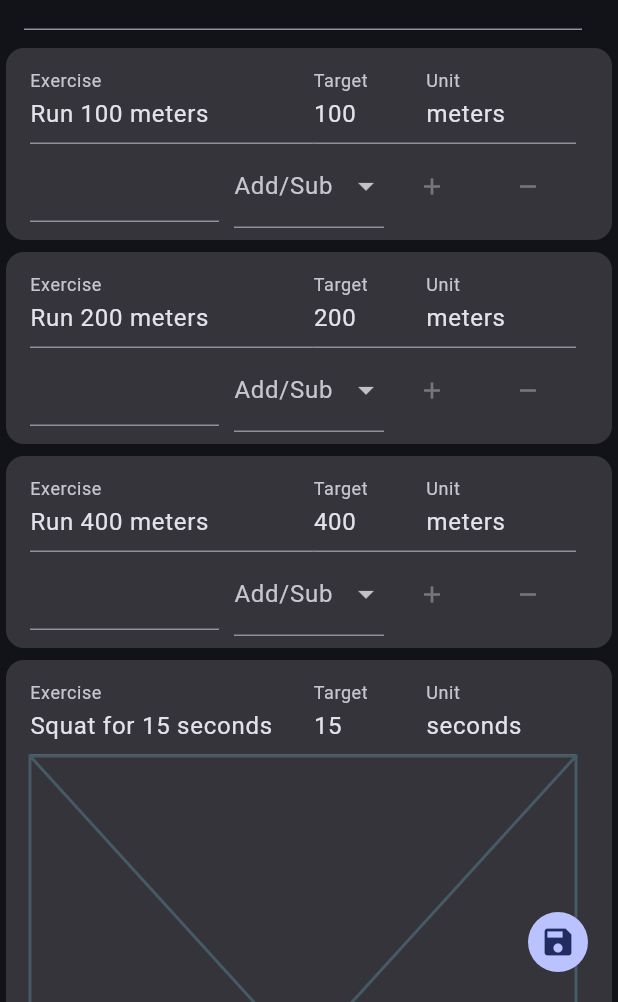
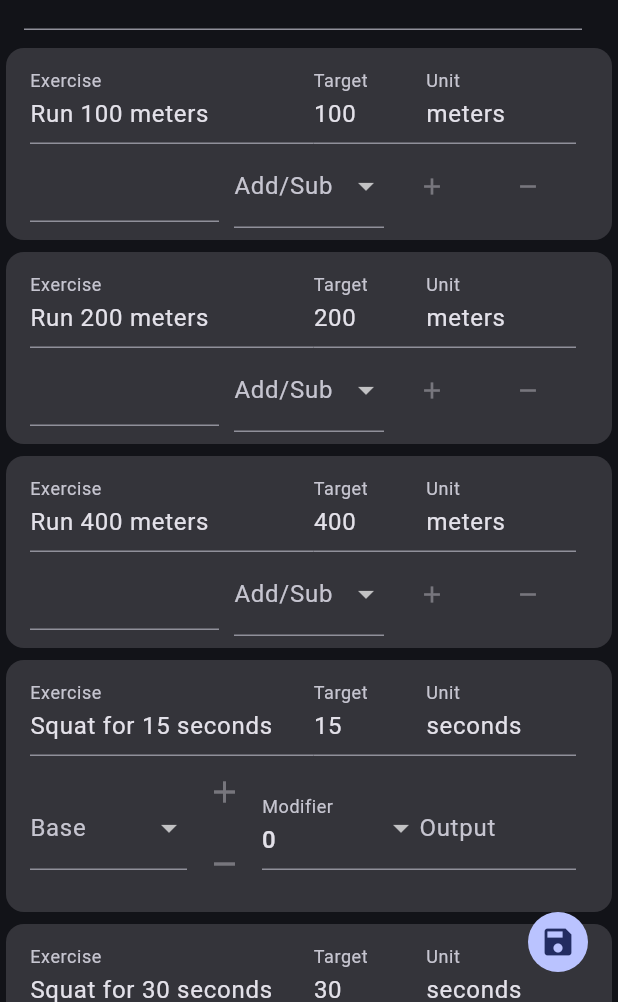
Before and after one commit to ngoantho/flutter-workout-app, a Flutter app: the screen it shows after launch, on a phone screen of 412 x 824 dp, the part 234-1236 px from its top. Run offline on Flutter 3.47's test engine with Material 3 defaults, Android fonts, the phone set to English and light mode, and no system bars; missing offline and left inert: date_only.

Commit message:
checkpoint: seconds input

```diff
--- /dev/null
+++ b/lib/pages/workout_recording/methods/base_plus_minus_method.dart
@@ -0,0 +1,95 @@
+import 'package:flutter/material.dart';
+import 'package:homework/classes/disabled_focus_node.dart';
+import 'package:homework/mixins/to_dropdown.dart';
+import 'package:homework/mixins/validate_output.dart';
+import 'package:homework/models/output.dart';
+
+class BasePlusMinusMethod extends StatefulWidget {
+  final TextEditingController controller;
+
+  const BasePlusMinusMethod(this.controller, {super.key});
+
+  @override
+  State<BasePlusMinusMethod> createState() => _BasePlusMinusMethodState();
+}
+
+class _BasePlusMinusMethodState extends State<BasePlusMinusMethod>
+    with DropdownMenuItemsMixin, ValidateOutputMixin {
+  final units = [0, 1, 5, 10, 15, 30, 45, 60];
+  int? selectedBase;
+  int selectedMod = 0;
+
+  @override
+  Widget build(BuildContext context) {
+    return Row(
+      children: [
+        Flexible(
+            child: DropdownButtonFormField(
+          items: toDropdownMenuItemList(units),
+          onChanged: (value) => setBaseOutput(value),
+          decoration: InputDecoration(labelText: 'Base'),
+        )),
+        SizedBox(
+          width: 50,
+          child: Column(
+            children: [
+              IconButton(
+                  onPressed: selectedBase != null
+                      ? () => modifyActualOutput(selectedMod)
+                      : null,
+                  icon: Icon(Icons.add)),
+              IconButton(
+                  onPressed:
+                      selectedBase != null && widget.controller.output > 0
+                          ? () => modifyActualOutput(-selectedMod)
+                          : null,
+                  icon: Icon(Icons.remove))
+            ],
+          ),
+        ),
+        Flexible(
+            child: DropdownButtonFormField(
+          items: toDropdownMenuItemList(units),
+          value: 0,
+          onChanged: (value) => setState(
+            () => selectedMod = value,
+          ),
+          decoration:
+              InputDecoration(labelText: 'Modifier'),
+        )),
+        Flexible(
+            child: TextFormField(
+          controller: widget.controller,
+          focusNode: DisabledFocusNode(),
+          decoration: InputDecoration(
+            labelText: 'Output',
+            suffixIcon: widget.controller.hasOutput
+                ? IconButton(onPressed: clearOutput, icon: Icon(Icons.clear))
+                : null,
+          ),
+          validator: validateOutput,
+        ))
+      ],
+    );
+  }
+
+  void setBaseOutput(int value) {
+    setState(() {
+      selectedBase = value;
+      widget.controller.clear(); // clear first
+      widget.controller.output = value;
+    });
+  }
+
+  void clearOutput() {
+    setBaseOutput(selectedBase!);
+  }
+
+  void modifyActualOutput(int value) {
+    Output currentOutput = widget.controller.text.toOutput();
+    setState(() {
+      currentOutput.value += value;
+      widget.controller.text = currentOutput.toString();
+    });
+  }
+}
--- a/lib/pages/workout_recording/methods/value_dropdown_method.dart
+++ b/lib/pages/workout_recording/methods/value_dropdown_method.dart
@@ -1,9 +1,8 @@
 import 'package:flutter/material.dart';
-import 'package:homework/classes/disabled_focus_node.dart';
 import 'package:homework/mixins/to_dropdown.dart';
 import 'package:homework/mixins/validate_output.dart';
 import 'package:homework/models/output.dart';
-import 'package:homework/widgets/sized_box/sized_box_with_height%20copy.dart';
+import 'package:homework/widgets/sized_box/sized_box_with_width.dart';
 
 class ValueDropdownMethod extends StatefulWidget {
   final TextEditingController controller;
@@ -41,13 +40,13 @@ class _ValueDropdownMethodState extends State<ValueDropdownMethod>
                 decoration: InputDecoration(labelText: 'Add/Sub'),
                 items: toDropdownMenuItemList([1, 10, 100]),
                 onChanged: (value) => dropdownOnChanged(value))),
-        IntrinsicWidth(
+        SizedBox(
             child: TextButton(
                 onPressed: selectedValue != null
                     ? () => modifyActualOutput(selectedValue!)
                     : null,
                 child: Icon(Icons.add))),
-        IntrinsicWidth(
+        SizedBox(
             child: TextButton(
                 onPressed: selectedValue != null && widget.controller.output > 0
                     ? () => modifyActualOutput(-selectedValue!)
--- a/lib/pages/workout_recording/methods/value_slider_method.dart
+++ /dev/null
@@ -1,17 +0,0 @@
-import 'package:flutter/material.dart';
-
-class ValueSliderMethod extends StatefulWidget {
-  final TextEditingController controller;
-
-  const ValueSliderMethod(this.controller, {super.key});
-
-  @override
-  State<ValueSliderMethod> createState() => _ValueSliderMethodState();
-}
-
-class _ValueSliderMethodState extends State<ValueSliderMethod> {
-  @override
-  Widget build(BuildContext context) {
-    return const Placeholder();
-  }
-}
--- a/lib/pages/workout_recording/workout_recording_card.dart
+++ b/lib/pages/workout_recording/workout_recording_card.dart
@@ -2,7 +2,7 @@ import 'package:flutter/material.dart';
 import 'package:homework/models/measurement_unit.dart';
 import 'package:homework/pages/workout_recording/methods/minus_value_plus_method.dart';
 import 'package:homework/pages/workout_recording/methods/value_dropdown_method.dart';
-import 'package:homework/pages/workout_recording/methods/value_slider_method.dart';
+import 'package:homework/pages/workout_recording/methods/base_plus_minus_method.dart';
 import 'package:homework/widgets/readonly_textfield.dart';
 import 'package:homework/models/exercise.dart';
 
@@ -40,8 +40,8 @@ class _WorkoutRecordingCardState extends State<WorkoutRecordingCard> {
             ],
           ),
           subtitle: switch (widget.exercise.measurementUnit) {
-            MeasurementUnit.seconds => ValueSliderMethod(
-                widget.controller), // value slider +/-
+            MeasurementUnit.seconds => BasePlusMinusMethod(
+                widget.controller), // base +/- modifier
             MeasurementUnit.meters => ValueDropdownMethod(
                 widget.controller), // value dropdown +/-
             MeasurementUnit.repetitions =>
```
Also changed, not shown: lib/widgets/sized_box/sized_box_with_width.dart (renamed from lib/widgets/sized_box/sized_box_with_height copy.dart).
